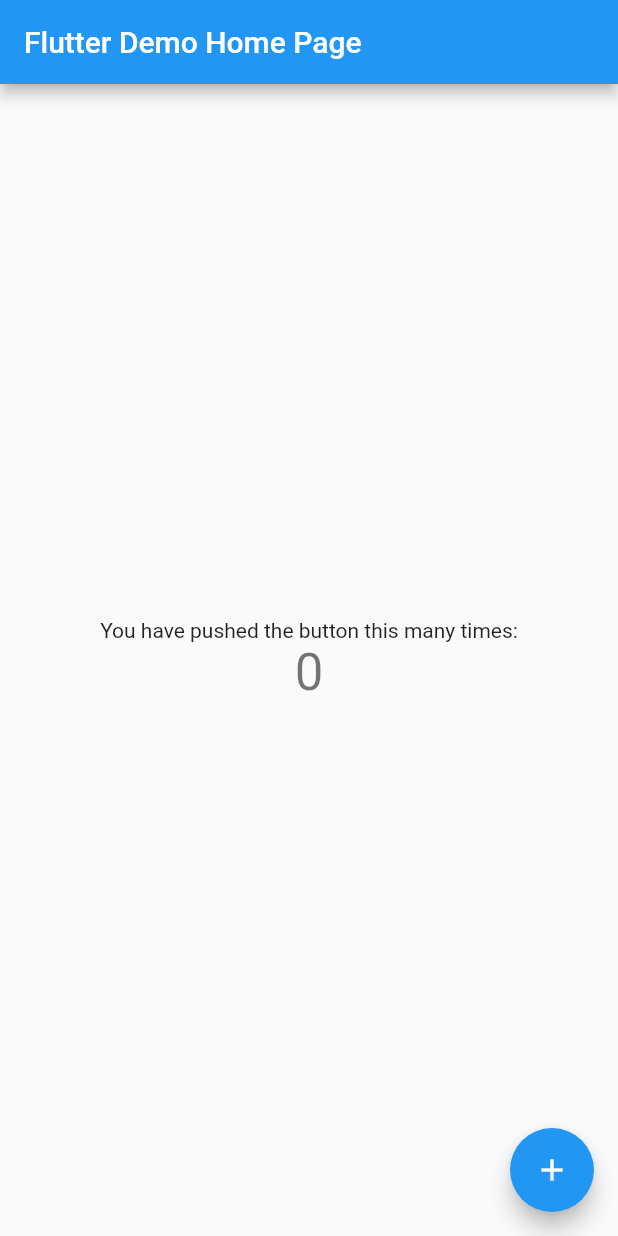
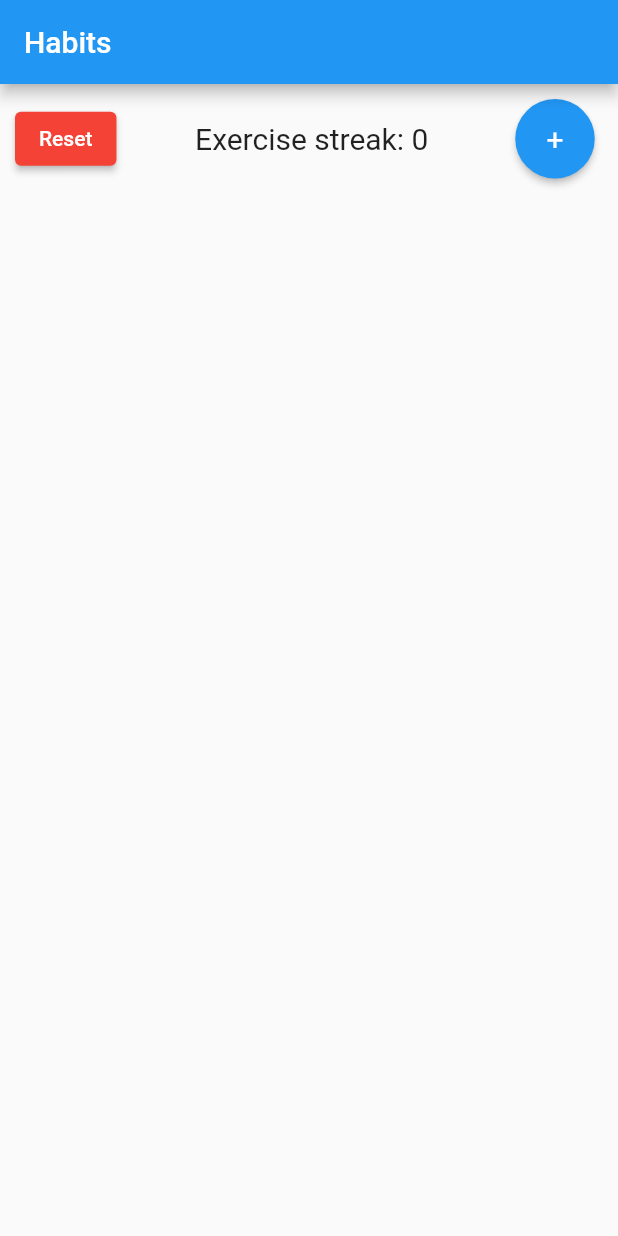
Before and after one commit to duartefdias/Self, a Flutter app: the screen it shows after launch, on a phone screen of 412 x 824 dp. Run offline on Flutter 3.47's test engine with Material 2 defaults, Android fonts, the phone set to English and light mode, and no system bars.

Commit message:
add simple button logic

```diff
--- a/lib/main.dart
+++ b/lib/main.dart
@@ -1,15 +1,15 @@
 import 'package:flutter/material.dart';
+import './screens/home.dart';
 
-void main() {
-  runApp(MyApp());
-}
+void main() => runApp(MyApp());
 
 class MyApp extends StatelessWidget {
   // This widget is the root of your application.
   @override
   Widget build(BuildContext context) {
     return MaterialApp(
-      title: 'Flutter Demo',
+        title: 'Hello Worldz',
+        debugShowCheckedModeBanner: false,
         theme: ThemeData(
           // This is the theme of your application.
           //
@@ -22,7 +22,7 @@
           // is not restarted.
           primarySwatch: Colors.blue,
         ),
-      home: MyHomePage(title: 'Flutter Demo Home Page'),
+        home: Home() //MyHomePage(title: 'Flutter Demo Home Pagez'),
         );
   }
 }
--- /dev/null
+++ b/lib/screens/home.dart
@@ -0,0 +1,50 @@
+import 'package:flutter/material.dart';
+
+class Home extends StatefulWidget {
+  @override
+  State<StatefulWidget> createState() => _HomeState();
+}
+
+class _HomeState extends State<Home> {
+  int count = 0;
+
+  @override
+  Widget build(BuildContext context) {
+    return Scaffold(
+        appBar: AppBar(
+          title: Text('Habits'),
+          backgroundColor: Colors.blue,
+        ),
+        body: Container(
+            padding: EdgeInsets.all(10),
+            child: Row(
+                mainAxisAlignment: MainAxisAlignment.spaceBetween,
+                children: <Widget>[
+                  ElevatedButton(
+                    onPressed: () => resetCount(),
+                    child: Text('Reset'),
+                    style: ElevatedButton.styleFrom(primary: Colors.red),
+                  ),
+                  Text('Exercise streak: $count',
+                      style: TextStyle(fontSize: 20)),
+                  ElevatedButton(
+                    onPressed: () => addCount(),
+                    child: Text('+'),
+                    style: ElevatedButton.styleFrom(
+                        shape: CircleBorder(),
+                        padding: EdgeInsets.all(15),
+                        textStyle: TextStyle(fontSize: 20)),
+                  )
+                ])));
+  }
+
+  void resetCount() {
+    count = 0;
+    setState(() => count);
+  }
+
+  void addCount() {
+    count++;
+    setState(() => count);
+  }
+}
```
Also changed, not shown: lib/model/habit.dart (added, +20 -0 lines). Lines whose indentation alone changed are shown as unchanged.
